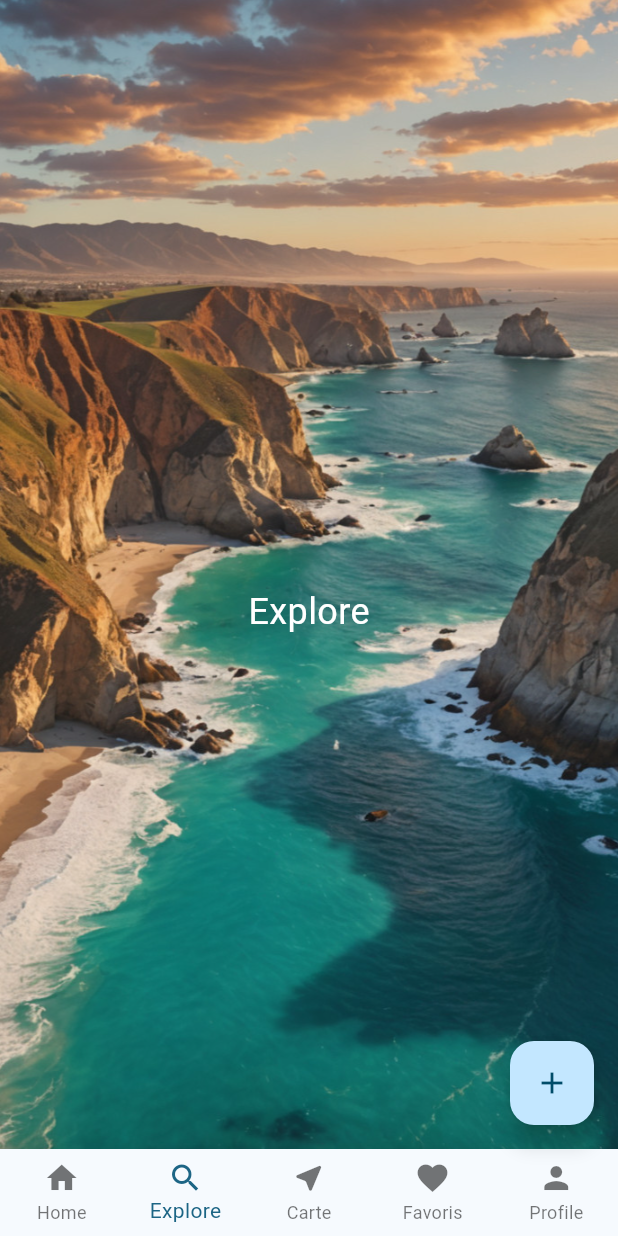
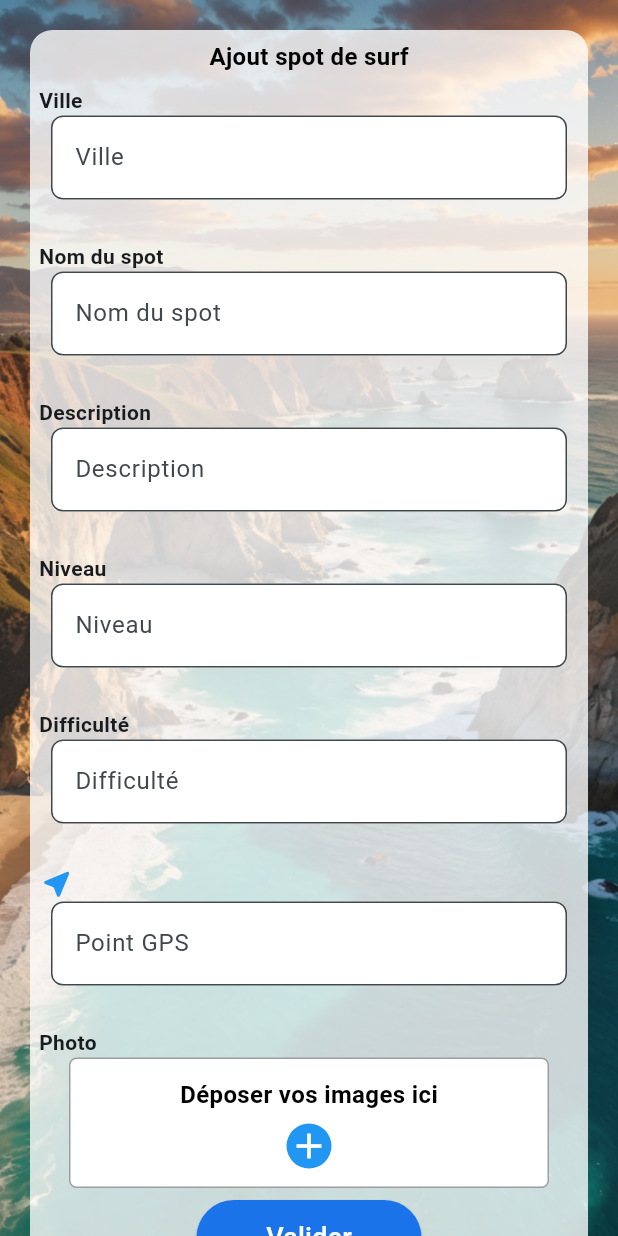
Before and after one commit to Nelson-Tsa/SpotSurfApp, a Flutter app: the screen it shows after launch, item 2 of the bottom bar chosen, after a tap on the "add" icon, on a phone screen of 412 x 824 dp. Run offline on Flutter 3.47's test engine with Material 3 defaults, Android fonts, the phone set to English and light mode, and no system bars; our stand-ins replace flutter_dotenv, google_maps_flutter, sliding_up_panel, smooth_page_indicator.

Commit message:
add: creation add_spots_page and widget containerForms

```diff
--- a/surf_spots_app/lib/main.dart
+++ b/surf_spots_app/lib/main.dart
@@ -6,7 +6,7 @@ import 'package:surf_spots_app/widgets/carroussel.dart';
 import 'package:surf_spots_app/widgets/searchbar.dart';
 import 'package:surf_spots_app/widgets/grid.dart';
 import 'package:surf_spots_app/pages/map_page.dart';
-
+import 'package:surf_spots_app/widgets/add_spot_button.dart';
 import 'package:flutter_dotenv/flutter_dotenv.dart';
 
 void main() async {
@@ -44,14 +44,6 @@ class HomeScreen extends StatefulWidget {
 
 class _HomeScreenState extends State<HomeScreen> {
   int _selectedIndex = 0;
-  // Le compteur n'est plus utilisé dans cette mise en page, mais on le garde pour le bouton
-  int _counter = 0;
-
-  void _incrementCounter() {
-    setState(() {
-      _counter++;
-    });
-  }
 
   void _onItemTapped(int index) {
     setState(() {
@@ -162,10 +154,9 @@ class _HomeScreenState extends State<HomeScreen> {
         selectedIndex: _selectedIndex,
         onTap: _onItemTapped,
       ),
-      floatingActionButton: FloatingActionButton(
-        onPressed: _incrementCounter,
-        tooltip: 'Incrémenter',
-        child: const Icon(Icons.add),
+      floatingActionButton: AddSpotButton(
+        onPressed: () {
+        Navigator.pushNamed(context, '/add-spot');},
       ),
     );
   }
--- /dev/null
+++ b/surf_spots_app/lib/pages/add_spots_page.dart
@@ -0,0 +1,31 @@
+import 'package:flutter/material.dart';
+import 'package:surf_spots_app/widgets/containerForms.dart';
+import 'package:surf_spots_app/widgets/navbar.dart';
+
+class AddSpotPage extends StatelessWidget {
+  const AddSpotPage({super.key});
+
+  @override
+  Widget build(BuildContext context) {
+    return Scaffold(
+      body: Container(
+        decoration: const BoxDecoration(
+          image: DecorationImage(
+            image: AssetImage("assets/images/background.png"),
+            fit: BoxFit.cover,
+          ),
+        ),
+        child: SafeArea(
+          child: SingleChildScrollView(
+            padding: const EdgeInsets.all(20),
+            child: Column(
+              children: const [
+                ContainerForms(),
+              ],
+            ),
+          ),
+        ),
+      ),
+    );
+  }
+}
--- a/surf_spots_app/lib/routes.dart
+++ b/surf_spots_app/lib/routes.dart
@@ -1,13 +1,16 @@
 import 'package:flutter/material.dart';
 import 'package:surf_spots_app/auth/login_page.dart';
 import 'package:surf_spots_app/auth/register_page.dart';
+import 'package:surf_spots_app/pages/add_spots_page.dart';
 
 class Routes {
   static const String login = '/login';
   static const String register = '/register';
+  static const String addSpot = '/add-spot';
 
   static final Map<String, WidgetBuilder> appRoutes = {
     Routes.login: (context) => const LoginPage(),
     Routes.register: (context) => const RegisterPage(),
+    Routes.addSpot: (context) => const AddSpotPage(),
   };
 }
--- /dev/null
+++ b/surf_spots_app/lib/widgets/add_spot_button.dart
@@ -0,0 +1,16 @@
+import 'package:flutter/material.dart';
+
+class AddSpotButton extends StatelessWidget {
+  final VoidCallback onPressed;
+
+  const AddSpotButton({super.key, required this.onPressed});
+
+  @override
+  Widget build(BuildContext context) {
+    return FloatingActionButton(
+      onPressed: onPressed,
+      tooltip: 'Ajouter un spot',
+      child: const Icon(Icons.add),
+    );
+  }
+}
--- /dev/null
+++ b/surf_spots_app/lib/widgets/containerForms.dart
@@ -0,0 +1,168 @@
+import 'package:flutter/material.dart';
+import '../widgets/custom_input_field.dart';
+import '../widgets/return_button.dart';
+
+class ContainerForms extends StatelessWidget {
+  const ContainerForms({super.key});
+
+  @override
+  Widget build(BuildContext context) {
+    return Container(
+      padding: const EdgeInsets.all(6.0), // moins d'espace autour du container
+      decoration: BoxDecoration(
+        color: Colors.white.withAlpha(200),
+        borderRadius: BorderRadius.circular(15.0),
+        boxShadow: [
+          BoxShadow(
+            color: Colors.black.withAlpha(1),
+            blurRadius: 8,
+            offset: const Offset(0, 4),
+          ),
+        ],
+      ),
+      child: Column(
+        crossAxisAlignment: CrossAxisAlignment.start,
+        children: [
+          const Center(
+            child: Text(
+              'Ajout spot de surf',
+              style: TextStyle(
+                fontWeight: FontWeight.bold,
+                fontSize: 16,
+                color: Colors.black,
+              ),
+            ),
+          ),
+
+          const SizedBox(height: 8),
+
+          const Text(
+            'Ville',
+            style: TextStyle(fontWeight: FontWeight.bold, fontSize: 14),
+          ),
+          CustomInputField(label: 'Ville', keyboardType: TextInputType.text),
+
+          const SizedBox(height: 4),
+
+          const Text(
+            'Nom du spot',
+            style: TextStyle(fontWeight: FontWeight.bold, fontSize: 14),
+          ),
+          CustomInputField(
+            label: 'Nom du spot',
+            keyboardType: TextInputType.text,
+          ),
+
+          const SizedBox(height: 4),
+
+          const Text(
+            'Description',
+            style: TextStyle(fontWeight: FontWeight.bold, fontSize: 14),
+          ),
+          CustomInputField(
+            label: 'Description',
+            keyboardType: TextInputType.multiline,
+          ),
+
+          const SizedBox(height: 4),
+
+          const Text(
+            'Niveau',
+            style: TextStyle(fontWeight: FontWeight.bold, fontSize: 14),
+          ),
+          CustomInputField(label: 'Niveau', keyboardType: TextInputType.text),
+
+          const SizedBox(height: 4),
+
+          const Text(
+            'Difficulté',
+            style: TextStyle(fontWeight: FontWeight.bold, fontSize: 14),
+          ),
+          CustomInputField(
+            label: 'Difficulté',
+            keyboardType: TextInputType.text,
+          ),
+
+          const SizedBox(height: 4),
+
+          Icon(Icons.near_me_rounded, color: Colors.blue),
+          CustomInputField(
+            label: 'Point GPS',
+            keyboardType: TextInputType.text,
+          ),
+
+          const SizedBox(height: 4),
+
+          const Text(
+            'Photo',
+            style: TextStyle(fontWeight: FontWeight.bold, fontSize: 14),
+          ),
+          Center(
+            child: Container(
+              padding: const EdgeInsets.all(12),
+              width: 320,
+              decoration: BoxDecoration(
+                color: Colors.white,
+                border: Border.all(color: Colors.grey),
+                borderRadius: BorderRadius.circular(5),
+              ),
+              child: Column(
+                mainAxisSize: MainAxisSize.min,
+                crossAxisAlignment: CrossAxisAlignment.center,
+                children: [
+                  const Text(
+                    'Déposer vos images ici',
+                    style: TextStyle(
+                      fontWeight: FontWeight.bold,
+                      fontSize: 16,
+                      color: Colors.black,
+                    ),
+                  ),
+                  const SizedBox(height: 8),
+                  Container(
+                    width: 30,
+                    height: 30,
+                    decoration: const BoxDecoration(
+                      color: Colors.blue,
+                      shape: BoxShape.circle,
+                    ),
+                    child: const Icon(Icons.add, color: Colors.white, size: 28),
+                  ),
+                ],
+              ),
+            ),
+          ),
+
+          const SizedBox(height: 8),
+
+          Center(
+            child: SizedBox(
+              width: 150,
+              height: 50,
+              child: ElevatedButton(
+                onPressed: () {
+                  ScaffoldMessenger.of(context).showSnackBar(
+                    const SnackBar(
+                      content: Center(child: Text('Spot ajouté !')),
+                    ),
+                  );
+                },
+                style: ElevatedButton.styleFrom(
+                  shape: RoundedRectangleBorder(
+                    borderRadius: BorderRadius.circular(999),
+                  ),
+                  backgroundColor: const Color(0xFF1A73E8),
+                ),
+                child: const Text(
+                  'Valider',
+                  style: TextStyle(fontSize: 18, color: Colors.white),
+                ),
+              ),
+            ),
+          ),
+          ReturnButton(),
+        ],
+      ),
+    );
+  }
+}
--- a/surf_spots_app/lib/widgets/custom_input_field.dart
+++ b/surf_spots_app/lib/widgets/custom_input_field.dart
@@ -6,6 +6,7 @@ class CustomInputField extends StatelessWidget {
   final TextInputType? keyboardType;
   final TextEditingController? controller;
   final void Function(String)? onChanged;
+  final int maxLines;
 
   const CustomInputField({
     super.key,
@@ -14,6 +15,7 @@ class CustomInputField extends StatelessWidget {
     this.keyboardType,
     this.controller,
     this.onChanged,
+    this.maxLines = 1,
   });
 
   @override
@@ -27,8 +29,11 @@ class CustomInputField extends StatelessWidget {
           obscureText: obscureText,
           keyboardType: keyboardType,
           onChanged: onChanged,
+          maxLines: maxLines,
           decoration: InputDecoration(
             labelText: label,
+            filled: true,
+            fillColor: Colors.white,
             border: OutlineInputBorder(
               borderRadius: BorderRadius.circular(8.0),
             ),
```
